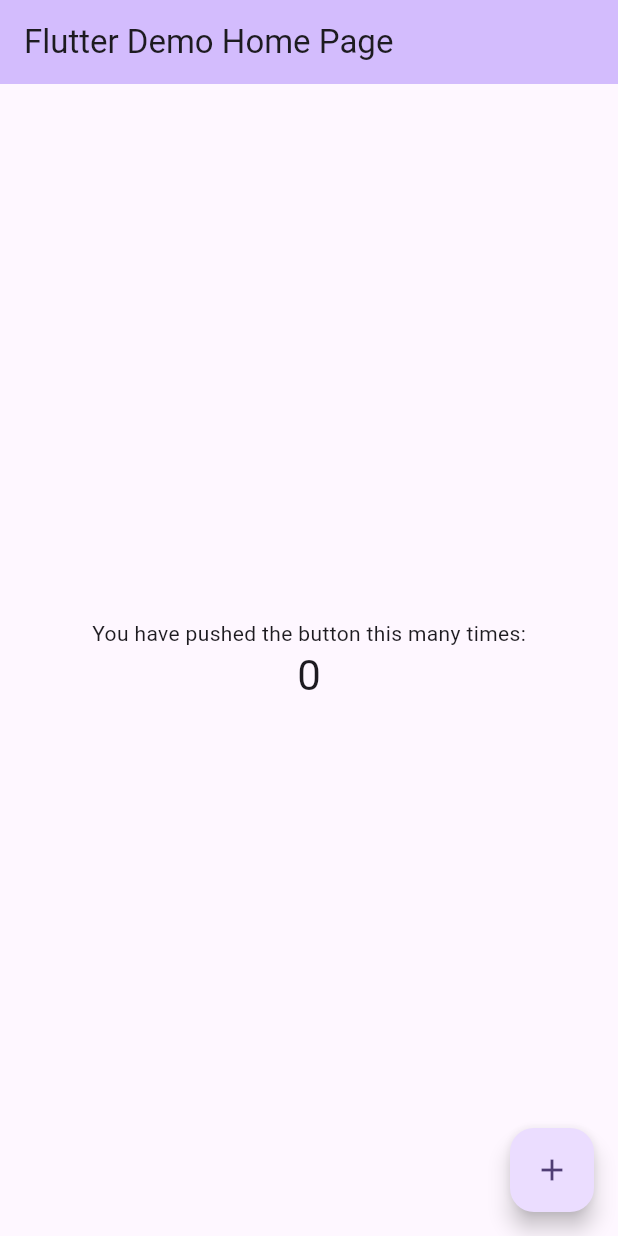
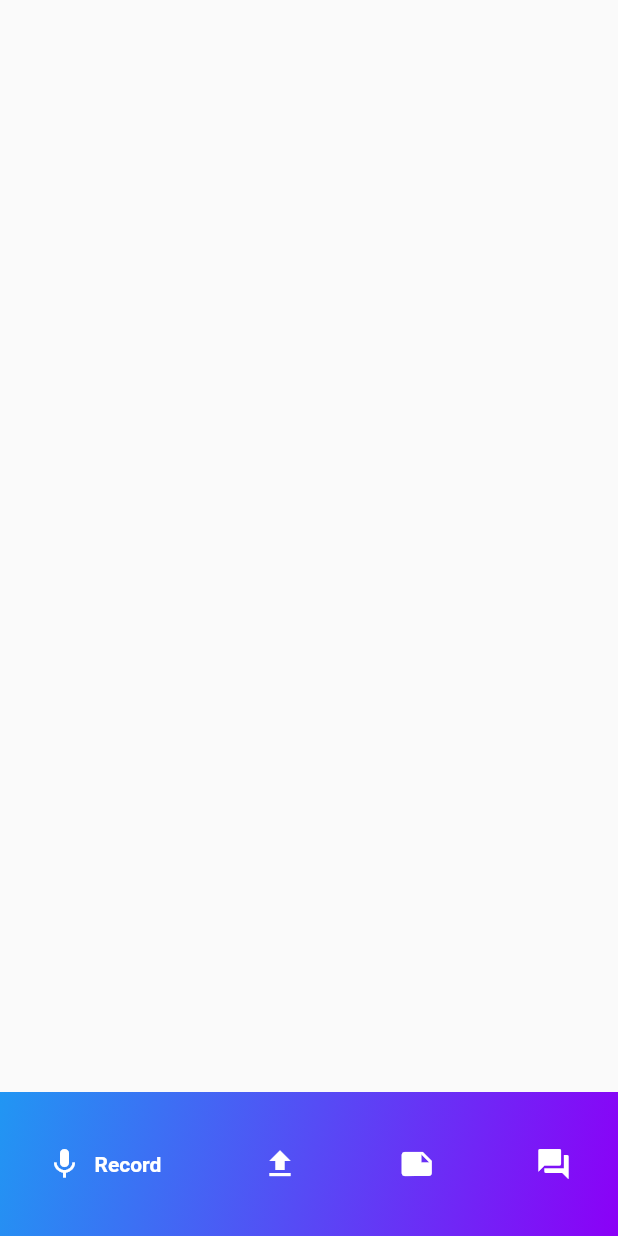
Before and after one commit to wubeshetA/SmartNote, a Flutter app: the screen it shows after launch, on a phone screen of 412 x 824 dp. Run offline on Flutter 3.47's test engine with Material 2 defaults, Android fonts, the phone set to English and light mode, and no system bars; drawn by our look-alikes of google_nav_bar.

Commit message:
update project structure

```diff
--- a/lib/main.dart
+++ b/lib/main.dart
@@ -1,125 +1,15 @@
 import 'package:flutter/material.dart';
+import 'views/screens/home.dart';
 
-void main() {
-  runApp(const MyApp());
-}
+void main() => runApp(MyApp());
 
 class MyApp extends StatelessWidget {
-  const MyApp({super.key});
-
-  // This widget is the root of your application.
   @override
   Widget build(BuildContext context) {
     return MaterialApp(
-      title: 'Flutter Demo',
-      theme: ThemeData(
-        // This is the theme of your application.
-        //
-        // TRY THIS: Try running your application with "flutter run". You'll see
-        // the application has a blue toolbar. Then, without quitting the app,
-        // try changing the seedColor in the colorScheme below to Colors.green
-        // and then invoke "hot reload" (save your changes or press the "hot
-        // reload" button in a Flutter-supported IDE, or press "r" if you used
-        // the command line to start the app).
-        //
-        // Notice that the counter didn't reset back to zero; the application
-        // state is not lost during the reload. To reset the state, use hot
-        // restart instead.
-        //
-        // This works for code too, not just values: Most code changes can be
-        // tested with just a hot reload.
-        colorScheme: ColorScheme.fromSeed(seedColor: Colors.deepPurple),
-        useMaterial3: true,
-      ),
-      home: const MyHomePage(title: 'Flutter Demo Home Page'),
+      title: 'Recorder',
+      theme: ThemeData(),
+      home: Home(),
     );
   }
 }
-
-class MyHomePage extends StatefulWidget {
-  const MyHomePage({super.key, required this.title});
-
-  // This widget is the home page of your application. It is stateful, meaning
-  // that it has a State object (defined below) that contains fields that affect
-  // how it looks.
-
-  // This class is the configuration for the state. It holds the values (in this
-  // case the title) provided by the parent (in this case the App widget) and
-  // used by the build method of the State. Fields in a Widget subclass are
-  // always marked "final".
-
-  final String title;
-
-  @override
-  State<MyHomePage> createState() => _MyHomePageState();
-}
-
-class _MyHomePageState extends State<MyHomePage> {
-  int _counter = 0;
-
-  void _incrementCounter() {
-    setState(() {
-      // This call to setState tells the Flutter framework that something has
-      // changed in this State, which causes it to rerun the build method below
-      // so that the display can reflect the updated values. If we changed
-      // _counter without calling setState(), then the build method would not be
-      // called again, and so nothing would appear to happen.
-      _counter++;
-    });
-  }
-
-  @override
-  Widget build(BuildContext context) {
-    // This method is rerun every time setState is called, for instance as done
-    // by the _incrementCounter method above.
-    //
-    // The Flutter framework has been optimized to make rerunning build methods
-    // fast, so that you can just rebuild anything that needs updating rather
-    // than having to individually change instances of widgets.
-    return Scaffold(
-      appBar: AppBar(
-        // TRY THIS: Try changing the color here to a specific color (to
-        // Colors.amber, perhaps?) and trigger a hot reload to see the AppBar
-        // change color while the other colors stay the same.
-        backgroundColor: Theme.of(context).colorScheme.inversePrimary,
-        // Here we take the value from the MyHomePage object that was created by
-        // the App.build method, and use it to set our appbar title.
-        title: Text(widget.title),
-      ),
-      body: Center(
-        // Center is a layout widget. It takes a single child and positions it
-        // in the middle of the parent.
-        child: Column(
-          // Column is also a layout widget. It takes a list of children and
-          // arranges them vertically. By default, it sizes itself to fit its
-          // children horizontally, and tries to be as tall as its parent.
-          //
-          // Column has various properties to control how it sizes itself and
-          // how it positions its children. Here we use mainAxisAlignment to
-          // center the children vertically; the main axis here is the vertical
-          // axis because Columns are vertical (the cross axis would be
-          // horizontal).
-          //
-          // TRY THIS: Invoke "debug painting" (choose the "Toggle Debug Paint"
-          // action in the IDE, or press "p" in the console), to see the
-          // wireframe for each widget.
-          mainAxisAlignment: MainAxisAlignment.center,
-          children: <Widget>[
-            const Text(
-              'You have pushed the button this many times:',
-            ),
-            Text(
-              '$_counter',
-              style: Theme.of(context).textTheme.headlineMedium,
-            ),
-          ],
-        ),
-      ),
-      floatingActionButton: FloatingActionButton(
-        onPressed: _incrementCounter,
-        tooltip: 'Increment',
-        child: const Icon(Icons.add),
-      ), // This trailing comma makes auto-formatting nicer for build methods.
-    );
-  }
-}
--- /dev/null
+++ b/lib/views/screens/home.dart
@@ -0,0 +1,59 @@
+import 'package:flutter/material.dart';
+import 'package:google_nav_bar/google_nav_bar.dart';
+
+class Home extends StatefulWidget {
+  const Home({Key? key}) : super(key: key);
+  @override
+  _HomeState createState() => _HomeState();
+}
+
+class _HomeState extends State<Home> {
+  @override
+  Widget build(BuildContext context) {
+    return Scaffold(
+      bottomNavigationBar: Container(
+        decoration: BoxDecoration(
+          gradient: LinearGradient(
+            colors: [Colors.blue, Color.fromRGBO(139,0,247, 1)],
+            begin: Alignment.topLeft,
+            end: Alignment.bottomRight,
+          ),
+        ),
+        child: Padding(
+          padding: const EdgeInsets.symmetric(horizontal: 15.0, vertical: 20),
+          child: GNav(
+            backgroundColor: Colors.transparent,
+            activeColor: Colors.white,
+            color: Colors.white,
+            // add gradient color for the tab background
+            tabBackgroundGradient: LinearGradient(
+              colors: [Color.fromRGBO(139,0,247, 1,), Colors.blue, ],
+              begin: Alignment.topLeft,
+              end: Alignment.bottomRight,
+            ),
+            gap: 8,
+            padding: EdgeInsets.all(16),
+            tabs: [
+              GButton(
+                icon: Icons.mic,
+                text: 'Record',
+              ),
+              GButton(
+                icon: Icons.file_upload,
+                text: 'Upload File',
+              ),
+              GButton(
+                icon: Icons.note,
+                text: 'Notes',
+              ),
+              GButton(
+                icon: Icons.question_answer,
+                text: 'Questions',
+              ),
+            ],
+          ),
+        ),
+      ),
+    );
+  }
+}
--- a/pubspec.yaml
+++ b/pubspec.yaml
@@ -35,6 +35,7 @@ dependencies:
   # The following adds the Cupertino Icons font to your application.
   # Use with the CupertinoIcons class for iOS style icons.
   cupertino_icons: ^1.0.2
+  google_nav_bar: ^5.0.6
 
 dev_dependencies:
   flutter_test:
```
Also changed, not shown: lib/views/screens/note.dart (added), lib/views/screens/notes.dart (added), lib/views/screens/question.dart (added), lib/views/screens/questions.dart (added), lib/views/screens/recorder.dart (added), pubspec.lock.
